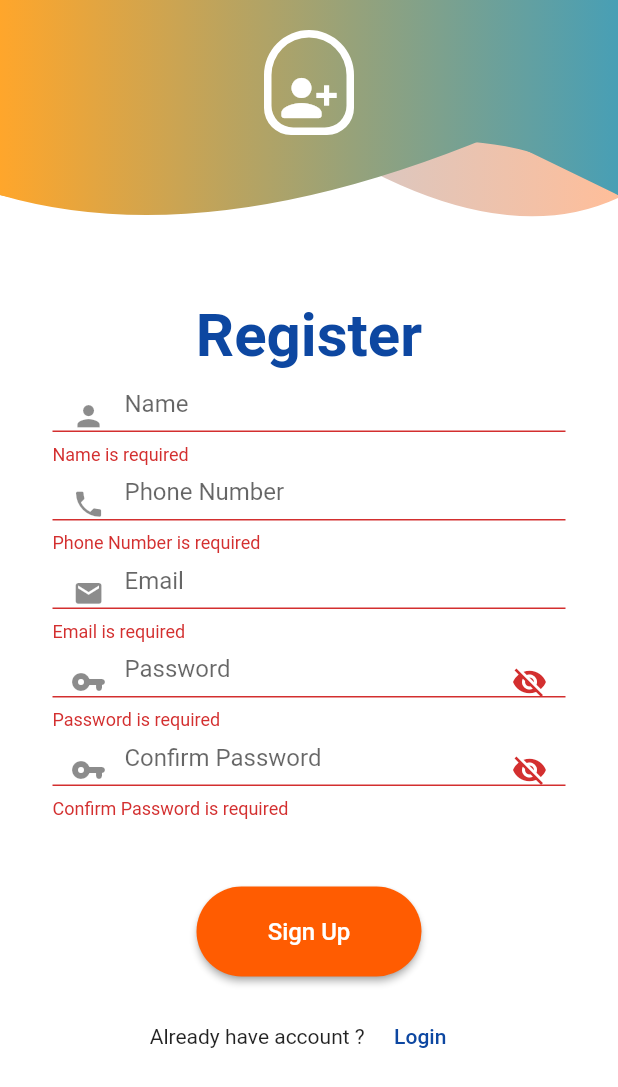
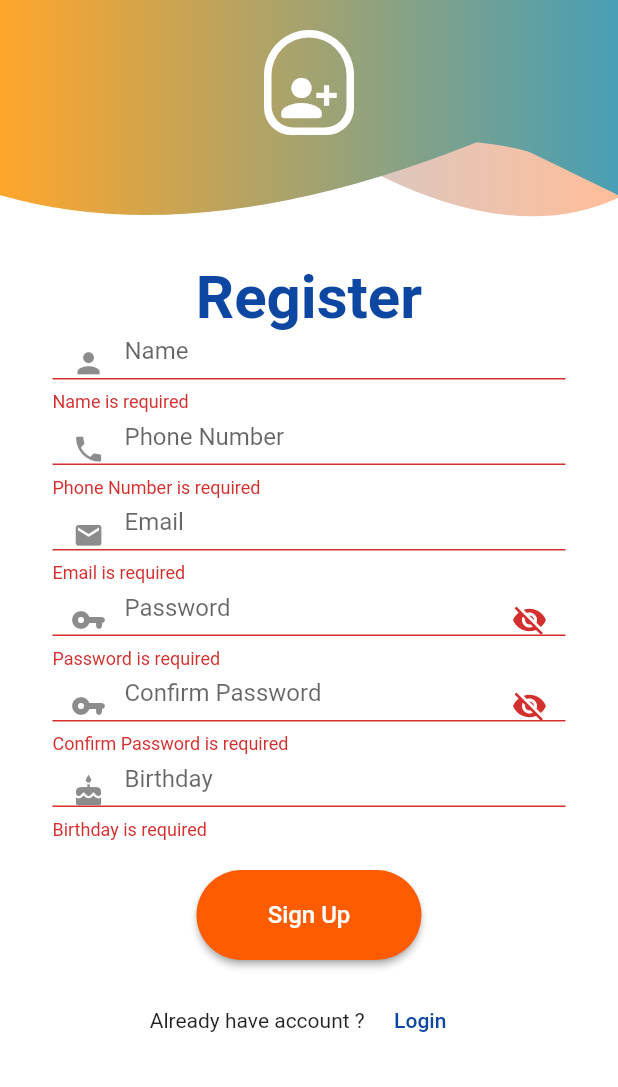
Before and after one commit to BuiThienNhan-nb/flutter-app, a Flutter app: the SignUp screen opened directly, after a tap on "Sign Up", on a phone screen of 412 x 824 dp. Shown: the top 1087 px of the screen. Run offline on Flutter 3.47's test engine with Material 2 defaults, Android fonts, the phone set to English and light mode, and no system bars; our stand-ins replace cached_network_image, cloud_firestore, curved_navigation_bar, email_validator, firebase_auth, firebase_core and 12 more; accounts and stored records are empty; project files that could hold a hidden picture were left out.

Commit message:
update SignUp EditProfile

```diff
--- a/lib/models/customers.dart
+++ b/lib/models/customers.dart
@@ -6,6 +6,7 @@ class Customer {
   String? name = '';
   String? phoneNumber = '';
   String? imageUrl = '';
+  String? birthday = '';
   List<String>? favoriteDes = [];
 
   Customer({
@@ -15,6 +16,7 @@ class Customer {
     this.phoneNumber,
     this.imageUrl,
     this.favoriteDes,
+    this.birthday,
   });
 
   factory Customer.fromJson(Map<String, dynamic>? data) {
@@ -38,6 +40,9 @@ class Customer {
           (data.containsKey('favoriteDes') && data['favoriteDes'] != null)
               ? (data['favoriteDes'] as List<dynamic>).cast<String>()
               : [],
+      birthday: (data.containsKey('birthday') && data['birthday'] != null)
+          ? (data['birthday'] as String)
+          : '',
     );
   }
 
@@ -48,6 +53,7 @@ class Customer {
       'phoneNumber': phoneNumber,
       'imageUrl': imageUrl,
       'favoriteDes': favoriteDes,
+      'birthday': birthday,
     };
   }
 }
--- a/lib/screens/authenticate/signUp.dart
+++ b/lib/screens/authenticate/signUp.dart
@@ -12,6 +12,8 @@ import 'package:flutter_app/utils/button_widget.dart';
 import 'package:flutter_app/utils/email_field_widget.dart';
 import 'package:flutter_app/utils/password_field_widget.dart';
 import 'package:flutter_app/utils/snack_bar_widget.dart';
+import 'package:flutter_app/utils/text_birthday_signup.dart';
+import 'package:flutter_app/utils/text_field_birthday.dart';
 import 'package:flutter_app/utils/text_input_field.dart';
 import 'package:get/get.dart';
 
@@ -30,6 +32,7 @@ class _SignUpState extends State<SignUp> {
   final _emailController = TextEditingController();
   final _passwordController = TextEditingController();
   final _confirmPasswordController = TextEditingController();
+  final _birthdayController = TextEditingController();
 
   @override
   void dispose() {
@@ -38,6 +41,7 @@ class _SignUpState extends State<SignUp> {
     _emailController.dispose();
     _passwordController.dispose();
     _confirmPasswordController.dispose();
+    _birthdayController.dispose();
     super.dispose();
   }
 
@@ -67,6 +71,7 @@ class _SignUpState extends State<SignUp> {
           phoneNumber: _phoneController.text.trim(),
           favoriteDes: [],
           imageUrl: '',
+          birthday: _birthdayController.text.trim(),
         );
         UserRepo userRepo = UserRepo();
         await userRepo.createUser(UserRepo.customer.uid);
@@ -103,7 +108,7 @@ class _SignUpState extends State<SignUp> {
                 child: HeaderWidget(150, true, Icons.person_add_alt_1_rounded),
               ),
               Container(
-                margin: EdgeInsets.fromLTRB(25, 50, 25, 10),
+                margin: EdgeInsets.fromLTRB(25, 25, 25, 10),
                 padding: EdgeInsets.fromLTRB(10, 0, 10, 0),
                 alignment: Alignment.center,
                 child: Column(
@@ -122,7 +127,7 @@ class _SignUpState extends State<SignUp> {
                                   color: Colors.blue[900],
                                 ),
                               ),
-                              SizedBox(height: 20),
+                              SizedBox(height: 10),
                               TextInputField(
                                 controller: _nameController,
                                 hintText: 'Name',
@@ -131,7 +136,7 @@ class _SignUpState extends State<SignUp> {
                                 typeValidation: 'name',
                               ),
                               const SizedBox(
-                                height: 16,
+                                height: 14,
                               ),
                               TextInputField(
                                 controller: _phoneController,
@@ -141,25 +146,33 @@ class _SignUpState extends State<SignUp> {
                                 typeValidation: 'phone',
                               ),
                               const SizedBox(
-                                height: 16,
+                                height: 14,
                               ),
                               EmailFieldWidget(controller: _emailController),
                               const SizedBox(
-                                height: 16,
+                                height: 14,
                               ),
                               PasswordFieldWidget(
                                 controller: _passwordController,
                                 hintText: 'Password',
                               ),
                               const SizedBox(
-                                height: 16,
+                                height: 14,
                               ),
                               PasswordFieldWidget(
                                 controller: _confirmPasswordController,
                                 hintText: 'Confirm Password',
                               ),
                               const SizedBox(
-                                height: 45,
+                                height: 14,
+                              ),
+                              TextBirthdaySignUp(
+                                hintText: 'Birthday',
+                                textEditingController: _birthdayController,
+                                textInputType: TextInputType.datetime,
+                              ),
+                              const SizedBox(
+                                height: 20,
                               ),
                               ButtonWidget(text: 'Sign Up', onClicked: signUp),
                               const SizedBox(
--- a/lib/services/usersRepo.dart
+++ b/lib/services/usersRepo.dart
@@ -9,7 +9,8 @@ class UserRepo {
       name: '',
       phoneNumber: '',
       favoriteDes: [],
-      imageUrl: '');
+      imageUrl: '',
+      birthday: '');
   final FirebaseFirestore _db = FirebaseFirestore.instance;
 
   Future<bool> checkExist(String uid) async {
@@ -59,6 +60,7 @@ class UserRepo {
         phoneNumber: '',
         imageUrl: '',
         favoriteDes: [],
+        birthday: '',
       );
     }
   }
--- /dev/null
+++ b/lib/utils/text_birthday_signup.dart
@@ -0,0 +1,71 @@
+import 'package:flutter/material.dart';
+import 'package:flutter/services.dart';
+import 'package:intl/intl.dart';
+import 'package:flutter_app/const_values/value.dart';
+
+class TextBirthdaySignUp extends StatelessWidget {
+  TextBirthdaySignUp({
+    required this.hintText,
+    required this.textEditingController,
+    required this.textInputType,
+  });
+  DateTime _selectedDate = DateTime.now();
+  final TextEditingController textEditingController;
+  //final TextEditingController controller;
+  final String hintText;
+  final TextInputType textInputType;
+  // final String typeValidation;
+
+  @override
+  Widget build(BuildContext context) {
+    return Container(
+      height: AppValue.TextFormFieldContainerHieght,
+      child: TextFormField(
+        focusNode: AlwaysDisabledFocusNode(),
+        controller: textEditingController,
+        style: TextStyle(fontSize: AppValue.AuthFontSize),
+        onTap: () {
+          _selectDate(context);
+        },
+        decoration: InputDecoration(
+          hintText: hintText,
+          // border: OutlineInputBorder(borderRadius: BorderRadius.circular(20)),
+          prefixIcon: Icon(
+            Icons.cake,
+            size: AppValue.AuthFontSize * 1.4,
+          ),
+        ),
+        keyboardType: textInputType,
+        onEditingComplete: () => TextInput.finishAutofillContext(),
+        validator: (input) {
+          if (input == null || input.isEmpty) return '${hintText} is required';
+        },
+        enableSuggestions: false,
+        autocorrect: false,
+      ),
+    );
+  }
+
+  _selectDate(BuildContext context) async {
+    DateTime? newSelectedDate = await showDatePicker(
+      context: context,
+      initialDate: _selectedDate != null ? _selectedDate : DateTime.now(),
+      firstDate: DateTime(1900),
+      lastDate: DateTime(2021),
+    );
+
+    if (newSelectedDate != null) {
+      _selectedDate = newSelectedDate;
+      textEditingController
+        ..text = DateFormat.yMMMd().format(_selectedDate)
+        ..selection = TextSelection.fromPosition(TextPosition(
+            offset: textEditingController.text.length,
+            affinity: TextAffinity.upstream));
+    }
+  }
+}
+
+class AlwaysDisabledFocusNode extends FocusNode {
+  @override
+  bool get hasFocus => false;
+}
```
Also changed, not shown: lib/screens/setting/editProfile/edit_profile.dart (+40 -12 lines), lib/utils/text_field_birthday.dart (+12 -9 lines), assets/avt.jpg (deleted), assets/background.png (deleted), assets/backgroundTravel.jpg (added), pubspec.lock.
